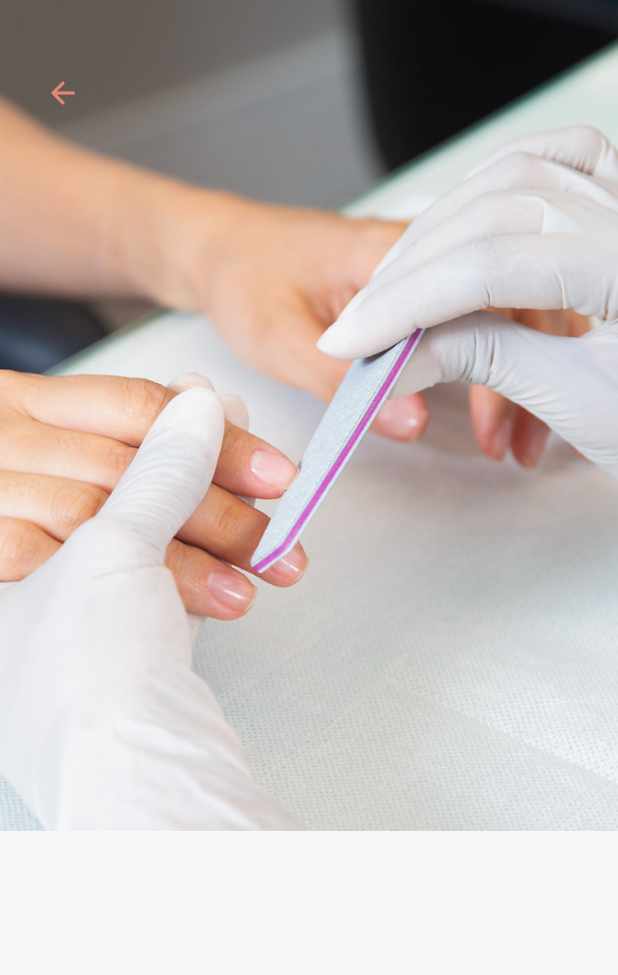
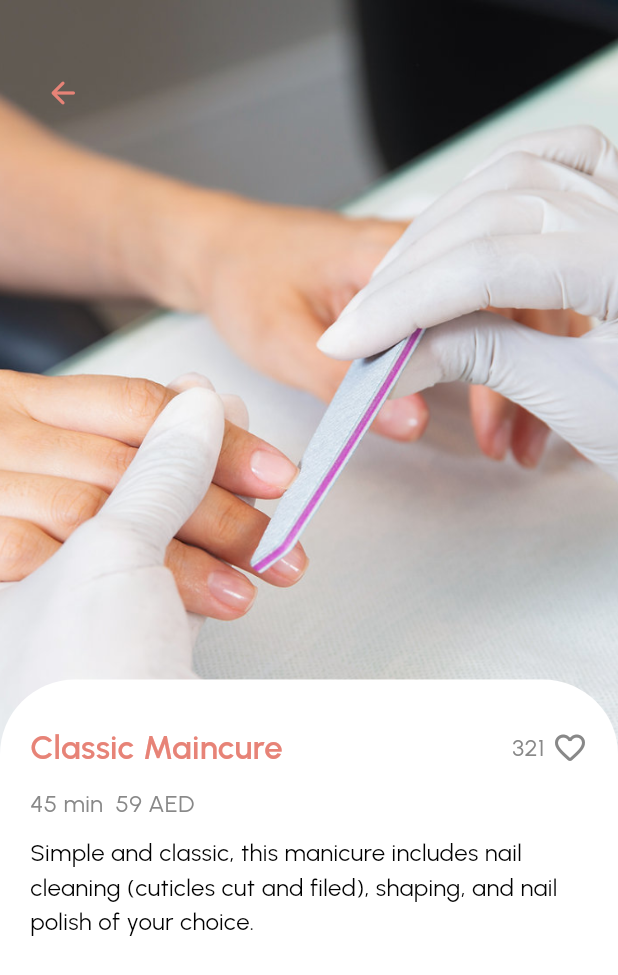
Before and after one commit to asadeee-web/Lucious-Beauty-App, a Flutter app: the SpecificServiceScreen screen opened directly, after a tap on "Classic Maincure", on a phone screen of 412 x 824 dp. Shown: the top 975 px of the screen. Run offline on Flutter 3.47's test engine with Material 3 defaults, Android fonts, the light colour scheme and no system bars; our stand-ins replace flutter_screenutil, get.

Commit message:
details screen updated

```diff
--- a/lib/ui/screens/details_screens/details_screen.dart
+++ b/lib/ui/screens/details_screens/details_screen.dart
@@ -1,10 +1,15 @@
+// ignore_for_file: unused_field
+
 import 'package:flutter/material.dart';
 import 'package:lucious_beauty/core/constants/colors.dart';
 import 'package:lucious_beauty/core/constants/strings.dart';
+import 'package:lucious_beauty/core/constants/styles.dart';
+import 'package:lucious_beauty/core/model/nails_model.dart';
 import 'package:lucious_beauty/ui/screens/specific_services/specific_services_screen.dart';
 
 class DetailScreen extends StatelessWidget {
-  const DetailScreen({super.key});
+  final nails specificServices;
+  DetailScreen({required this.specificServices, super.key});
 
   @override
   Widget build(BuildContext context) {
@@ -36,6 +41,82 @@ class DetailScreen extends StatelessWidget {
                   Icons.arrow_back_rounded,
                   color: buttonColor,
                 )),
+          ),
+          Align(
+            alignment: Alignment.bottomCenter,
+            child: Container(
+              child: Padding(
+                padding:
+                    const EdgeInsets.symmetric(horizontal: 20, vertical: 30),
+                child: Column(
+                  crossAxisAlignment: CrossAxisAlignment.start,
+                  children: [
+                    Row(
+                      mainAxisAlignment: MainAxisAlignment.spaceBetween,
+                      children: [
+                        Text(
+                          "${specificServices.title}",
+                          style: subheadingTextStyle.copyWith(
+                              color: buttonColor, fontSize: 22),
+                        ),
+                        Row(
+                          children: [
+                            Text(
+                              "321",
+                              style: subheadingTextStyle.copyWith(
+                                  fontSize: 16,
+                                  color: greyColor,
+                                  fontWeight: FontWeight.w400),
+                            ),
+                            SizedBox(
+                              width: 5,
+                            ),
+                            Icon(
+                              Icons.favorite_border_rounded,
+                              color: greyColor,
+                            ),
+                          ],
+                        )
+                      ],
+                    ),
+                    SizedBox(
+                      height: 10,
+                    ),
+                    Text(
+                      "45 min  59 AED",
+                      style: subheadingTextStyle.copyWith(
+                          fontSize: 16,
+                          fontWeight: FontWeight.w400,
+                          color: greyColor),
+                    ),
+                    SizedBox(
+                      height: 10,
+                    ),
+
+                    Text(
+                      "Simple and classic, this manicure includes nail cleaning (cuticles cut and filed), shaping, and nail polish of your choice. ",
+                      style: subheadingTextStyle.copyWith(
+                          fontWeight: FontWeight.w400, fontSize: 16),
+                    ),
+                    // Text(
+                    //   "See more",
+                    //   style: subheadingTextStyle.copyWith(
+                    //       fontSize: 16,
+                    //       color: buttonColor,
+                    //       fontWeight: FontWeight.w400),
+                    // )
+                    Container()
+                  ],
+                ),
+              ),
+              // width: 400,
+              height: 371,
+              decoration: BoxDecoration(
+                  color: whiteColor,
+                  borderRadius: BorderRadius.only(
+                      topLeft: Radius.circular(50),
+                      topRight: Radius.circular(50))),
+            ),
           )
         ],
       ),
--- a/lib/ui/screens/specific_services/specific_services_screen.dart
+++ b/lib/ui/screens/specific_services/specific_services_screen.dart
@@ -40,7 +40,9 @@ class SpecificServiceScreen extends StatelessWidget {
                               return GestureDetector(
                                 onTap: () {
                                   Navigator.of(context).push(MaterialPageRoute(
-                                      builder: (context) => DetailScreen()));
+                                      builder: (context) => DetailScreen(
+                                          specificServices:
+                                              model.listnailsmodel[index])));
                                 },
                                 child: CustomSpecificServices(
                                   nailsservices: model.listnailsmodel[index],
```
